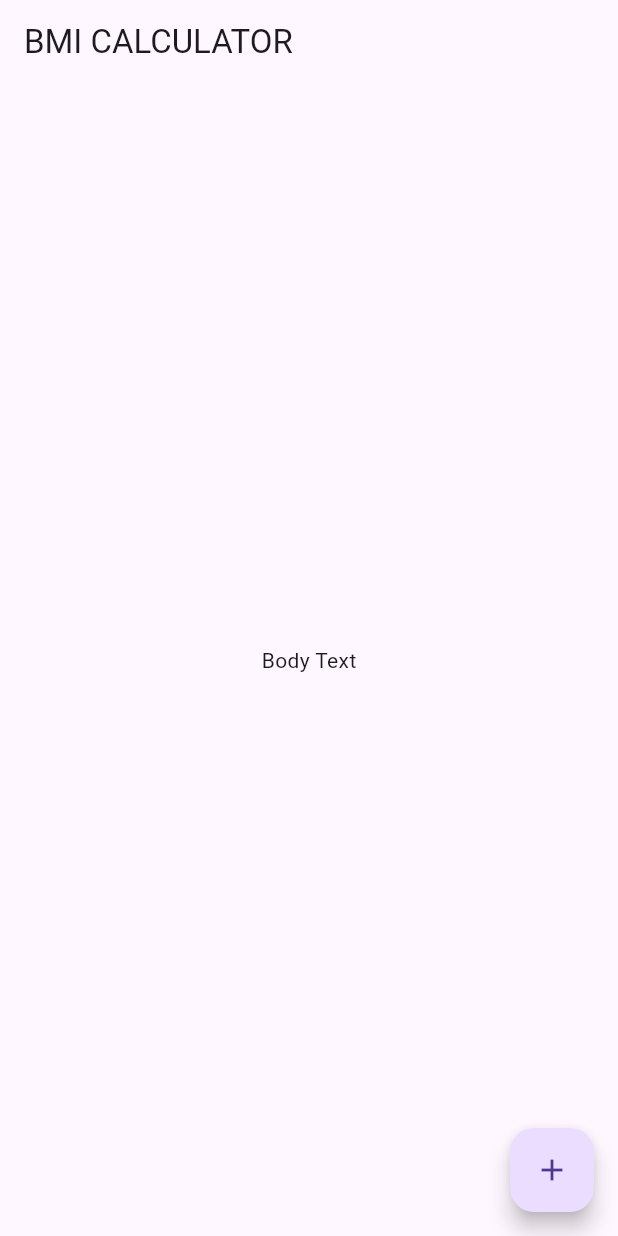
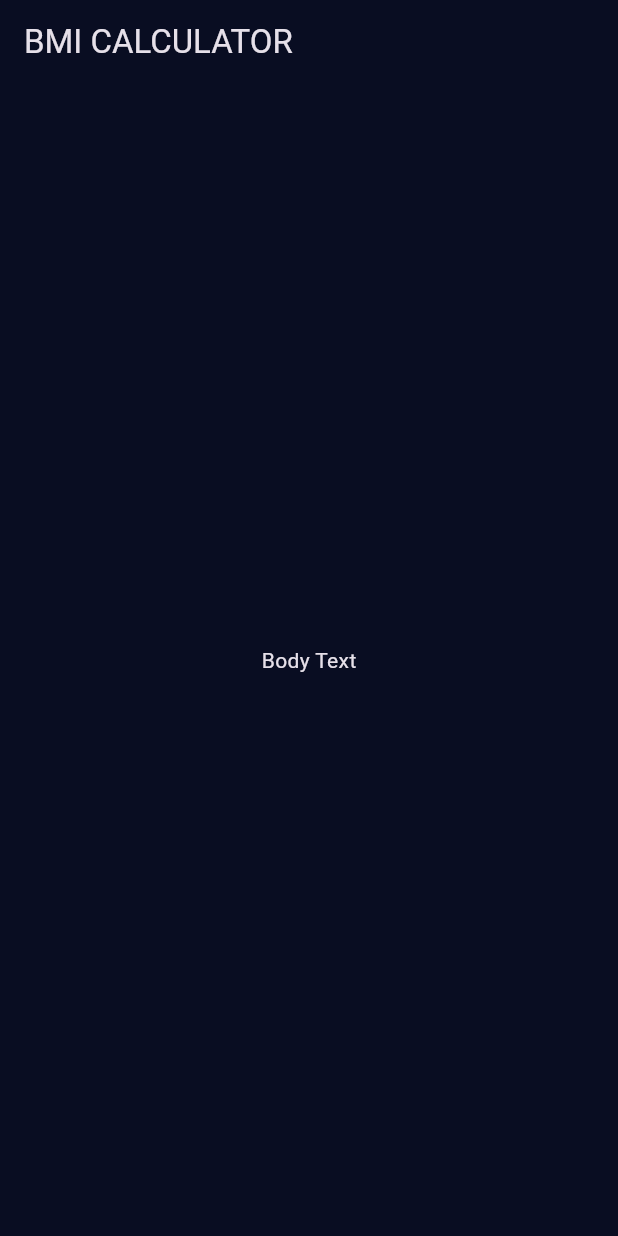
Before and after one commit to NinjaIfti/BMI-App, a Flutter app: the screen it shows after launch, on a phone screen of 412 x 824 dp. Run offline on Flutter 3.47's test engine with Material 3 defaults, Android fonts, the phone set to English and light mode, and no system bars.

Commit message:
Update main.dart

```diff
--- a/lib/main.dart
+++ b/lib/main.dart
@@ -8,6 +8,10 @@ class HealthBmiCalculator extends StatelessWidget {
   @override
   Widget build(BuildContext context) {
     return MaterialApp(
+      theme: ThemeData.dark().copyWith(
+        scaffoldBackgroundColor: Color(0xFF090D22),
+        appBarTheme: AppBarTheme(backgroundColor: Color(0xFF090D22)),
+      ),
       home: InputPage(),
     );
   }
@@ -28,9 +32,6 @@ class _InputPageState extends State<InputPage> {
       body: Center(
         child: Text('Body Text'),
       ),
-      floatingActionButton: FloatingActionButton(
-        onPressed: () {},
-        child: Icon(Icons.add),
       ),
     );
   }
```
